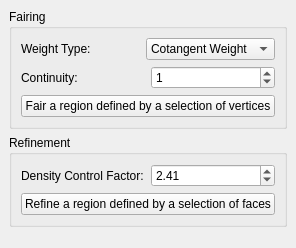
Before: the Qt Designer form Polyhedron/demo/Polyhedron/Plugins/PMP/Fairing_widget.ui in CGAL/cgal, drawn with Qt 5.
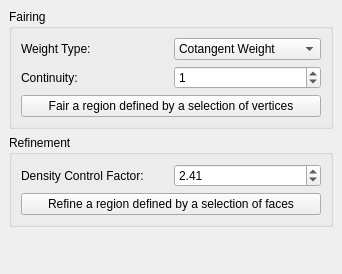
After: the same form once the commit is applied.

Commit message: Rework Isotropic_remeshing UI

What changed in the file:
```diff
--- a/Polyhedron/demo/Polyhedron/Plugins/PMP/Fairing_widget.ui
+++ b/Polyhedron/demo/Polyhedron/Plugins/PMP/Fairing_widget.ui
@@ -6,8 +6,8 @@
    <rect>
     <x>0</x>
     <y>0</y>
-    <width>296</width>
-    <height>248</height>
+    <width>342</width>
+    <height>274</height>
    </rect>
   </property>
   <property name="windowTitle">
```
The commit also changes 2 other files.
